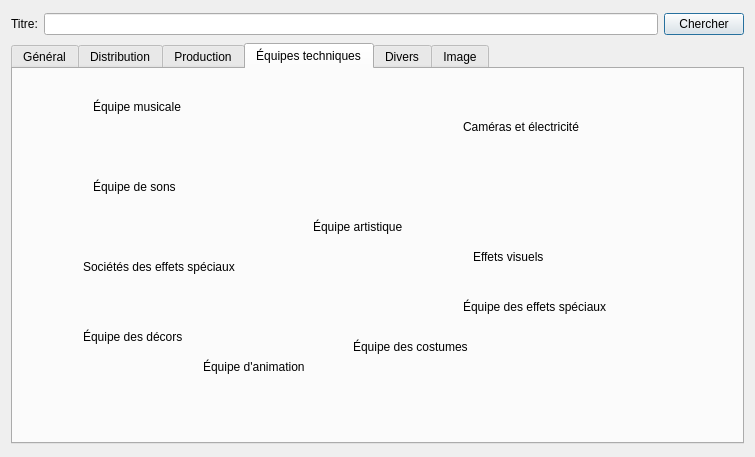
This is ImdbPro/mainwindow.ui in gnuvince/IFT2905-TP1 as Qt 5 draws it before an edit. The edited form follows.
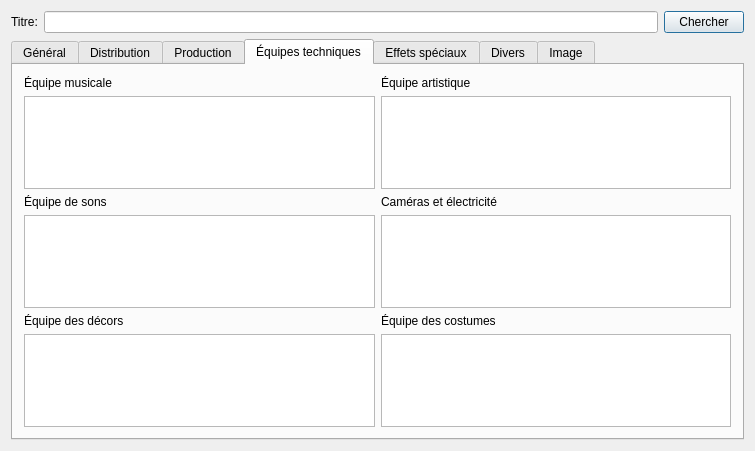
This is the edited form. The open tabs and pages were chosen to show the change.

Diff of the .ui file:
```diff
--- a/ImdbPro/mainwindow.ui
+++ b/ImdbPro/mainwindow.ui
@@ -7,7 +7,7 @@
     <x>0</x>
     <y>0</y>
     <width>755</width>
-    <height>457</height>
+    <height>451</height>
    </rect>
   </property>
   <property name="windowTitle">
@@ -539,136 +539,193 @@
        <attribute name="title">
         <string>Équipes techniques</string>
        </attribute>
-       <widget class="QLabel" name="film_music_department">
-        <property name="geometry">
-         <rect>
-          <x>80</x>
-          <y>30</y>
-          <width>121</width>
-          <height>16</height>
-         </rect>
-        </property>
+       <layout class="QHBoxLayout" name="horizontalLayout_11">
+        <item>
+         <layout class="QVBoxLayout" name="verticalLayout_24">
+          <item>
+           <layout class="QVBoxLayout" name="verticalLayout_21">
+            <item>
+             <widget class="QLabel" name="label_23">
         <property name="text">
          <string>Équipe musicale</string>
         </property>
        </widget>
-       <widget class="QLabel" name="film_sound_crew">
-        <property name="geometry">
-         <rect>
-          <x>80</x>
-          <y>110</y>
-          <width>121</width>
-          <height>16</height>
-         </rect>
-        </property>
+            </item>
+            <item>
+             <widget class="QListWidget" name="film_music_department"/>
+            </item>
+           </layout>
+          </item>
+          <item>
+           <layout class="QVBoxLayout" name="verticalLayout_22">
+            <item>
+             <widget class="QLabel" name="label_22">
         <property name="text">
          <string>Équipe de sons</string>
         </property>
        </widget>
-       <widget class="QLabel" name="film_visual_effects">
-        <property name="geometry">
-         <rect>
-          <x>460</x>
-          <y>180</y>
-          <width>101</width>
-          <height>16</height>
-         </rect>
-        </property>
-        <property name="text">
-         <string>Effets visuels</string>
-        </property>
-       </widget>
-       <widget class="QLabel" name="film_sfx_companies">
-        <property name="geometry">
-         <rect>
-          <x>70</x>
-          <y>190</y>
-          <width>191</width>
-          <height>16</height>
-         </rect>
-        </property>
-        <property name="text">
-         <string>Sociétés des effets spéciaux</string>
-        </property>
-       </widget>
-       <widget class="QLabel" name="film_set_decoration">
-        <property name="geometry">
-         <rect>
-          <x>70</x>
-          <y>260</y>
-          <width>121</width>
-          <height>16</height>
-         </rect>
-        </property>
+            </item>
+            <item>
+             <widget class="QListWidget" name="film_sound_crew"/>
+            </item>
+           </layout>
+          </item>
+          <item>
+           <layout class="QVBoxLayout" name="verticalLayout_23">
+            <item>
+             <widget class="QLabel" name="label_24">
         <property name="text">
          <string>Équipe des décors</string>
         </property>
        </widget>
-       <widget class="QLabel" name="film_costume_department">
-        <property name="geometry">
-         <rect>
-          <x>340</x>
-          <y>270</y>
-          <width>141</width>
-          <height>16</height>
-         </rect>
-        </property>
-        <property name="text">
-         <string>Équipe des costumes</string>
-        </property>
-       </widget>
-       <widget class="QLabel" name="film_sfx_department">
-        <property name="geometry">
-         <rect>
-          <x>450</x>
-          <y>230</y>
-          <width>181</width>
-          <height>16</height>
-         </rect>
-        </property>
-        <property name="text">
-         <string>Équipe des effets spéciaux</string>
-        </property>
-       </widget>
-       <widget class="QLabel" name="film_art_department">
-        <property name="geometry">
-         <rect>
-          <x>300</x>
-          <y>150</y>
-          <width>141</width>
-          <height>16</height>
-         </rect>
-        </property>
+            </item>
+            <item>
+             <widget class="QListWidget" name="film_set_decoration"/>
+            </item>
+           </layout>
+          </item>
+         </layout>
+        </item>
+        <item>
+         <layout class="QVBoxLayout" name="verticalLayout_28">
+          <item>
+           <layout class="QVBoxLayout" name="verticalLayout_25">
+            <item>
+             <widget class="QLabel" name="label_20">
         <property name="text">
          <string>Équipe artistique</string>
         </property>
        </widget>
-       <widget class="QLabel" name="film_camera_electricity">
-        <property name="geometry">
-         <rect>
-          <x>450</x>
-          <y>50</y>
-          <width>161</width>
-          <height>16</height>
-         </rect>
-        </property>
+            </item>
+            <item>
+             <widget class="QListWidget" name="film_art_department"/>
+            </item>
+           </layout>
+          </item>
+          <item>
+           <layout class="QVBoxLayout" name="verticalLayout_26">
+            <item>
+             <widget class="QLabel" name="label_21">
         <property name="text">
          <string>Caméras et électricité</string>
         </property>
        </widget>
+            </item>
+            <item>
+             <widget class="QListWidget" name="film_camera_and_electrical_department"/>
+            </item>
+           </layout>
+          </item>
+          <item>
+           <layout class="QVBoxLayout" name="verticalLayout_27">
+            <item>
+             <widget class="QLabel" name="label_17">
+              <property name="text">
+               <string>Équipe des costumes</string>
+              </property>
+             </widget>
+            </item>
+            <item>
+             <widget class="QListWidget" name="film_costume_department"/>
+            </item>
+           </layout>
+          </item>
+         </layout>
+        </item>
+       </layout>
+       <zorder>label_23</zorder>
+       <zorder>label_22</zorder>
+       <zorder>label_24</zorder>
+       <zorder>label_17</zorder>
+       <zorder>label_20</zorder>
+       <zorder>label_21</zorder>
+       <zorder>film_music_department</zorder>
+       <zorder>film_camera_and_electrical_department</zorder>
+       <zorder>film_sound_crew</zorder>
+       <zorder>film_art_department</zorder>
+       <zorder>film_set_decoration</zorder>
+       <zorder>film_costume_department</zorder>
+       <zorder>label_22</zorder>
+      </widget>
+      <widget class="QWidget" name="tab">
+       <attribute name="title">
+        <string>Effets spéciaux</string>
+       </attribute>
+       <layout class="QHBoxLayout" name="horizontalLayout_12">
+        <item>
+         <layout class="QVBoxLayout" name="verticalLayout_33">
+          <item>
+           <layout class="QVBoxLayout" name="verticalLayout_29">
+            <item>
+             <widget class="QLabel" name="label_18">
+              <property name="text">
+               <string>Équipe des effets spéciaux</string>
+              </property>
+             </widget>
+            </item>
+            <item>
+             <widget class="QListWidget" name="film_sfx_department"/>
+            </item>
+           </layout>
+          </item>
+          <item>
+           <layout class="QVBoxLayout" name="verticalLayout_32">
+            <item>
+             <widget class="QLabel" name="label_19">
+              <property name="text">
+               <string>Sociétés des effets spéciaux</string>
+              </property>
+             </widget>
+            </item>
+            <item>
+             <widget class="QListWidget" name="film_sfx_companies"/>
+            </item>
+           </layout>
+          </item>
+         </layout>
+        </item>
+        <item>
+         <layout class="QVBoxLayout" name="verticalLayout_34">
+          <item>
+           <layout class="QVBoxLayout" name="verticalLayout_30">
+            <item>
+             <widget class="QLabel" name="label_16">
+              <property name="text">
+               <string>Effets visuels</string>
+              </property>
+             </widget>
+            </item>
+            <item>
+             <widget class="QListWidget" name="film_visual_effects"/>
+            </item>
+           </layout>
+          </item>
+          <item>
+           <layout class="QVBoxLayout" name="verticalLayout_31">
+            <item>
        <widget class="QLabel" name="label">
-        <property name="geometry">
-         <rect>
-          <x>190</x>
-          <y>290</y>
-          <width>131</width>
-          <height>16</height>
-         </rect>
-        </property>
         <property name="text">
          <string>Équipe d'animation</string>
         </property>
        </widget>
+            </item>
+            <item>
+             <widget class="QListWidget" name="film_animation_department"/>
+            </item>
+           </layout>
+          </item>
+         </layout>
+        </item>
+       </layout>
+       <zorder>label_18</zorder>
+       <zorder>film_sfx_department</zorder>
+       <zorder>label_16</zorder>
+       <zorder>label_19</zorder>
+       <zorder>film_sfx_companies</zorder>
+       <zorder>label</zorder>
+       <zorder>film_animation_department</zorder>
+       <zorder>film_visual_effects</zorder>
+       <zorder>film_sfx_department</zorder>
       </widget>
       <widget class="QWidget" name="tab_misc">
        <attribute name="title">
```
Left out of the diff: 267 changed lines with no effect on the pictures. Lines whose indentation alone changed are shown as unchanged.
